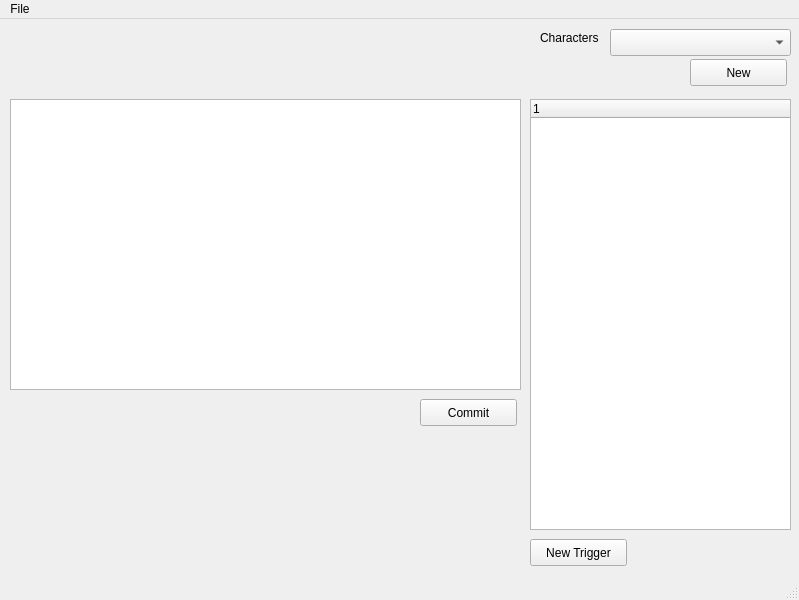
Above: tools/GameEditor/GameEditor.ui from JeremyLWright/game-components before the change. Below: the same form after it.
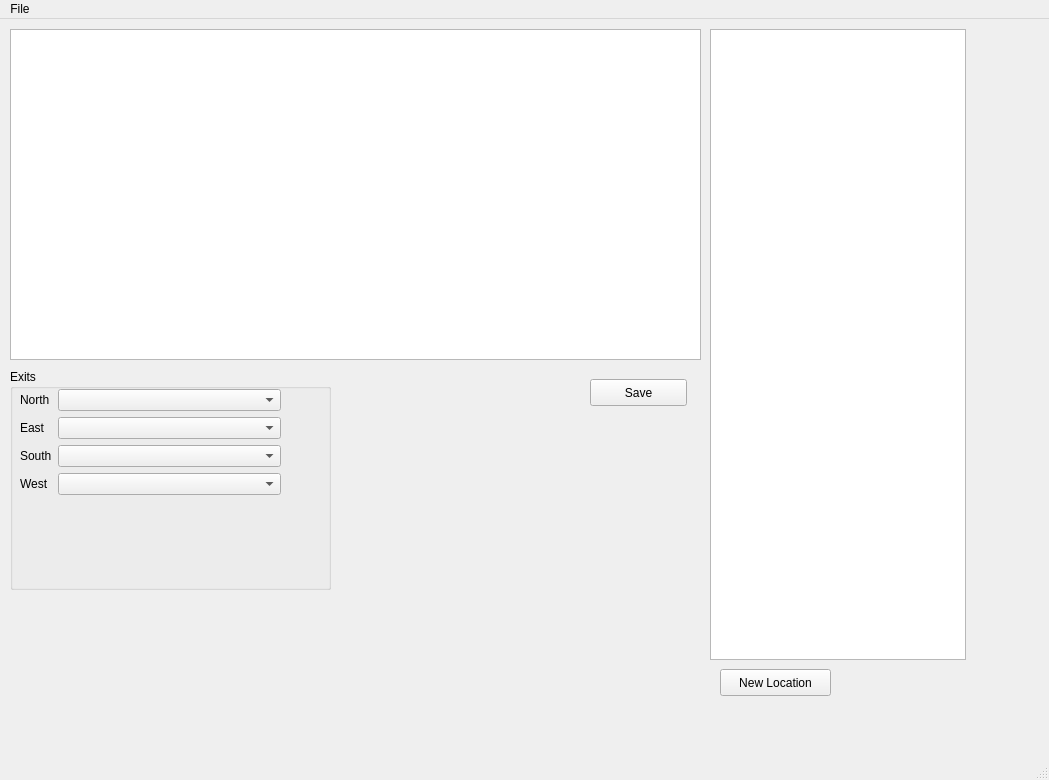
That is the form after the change.

Commit message: UI loads locations from the json database.

Diff of the .ui file:
```diff
--- a/tools/GameEditor/GameEditor.ui
+++ b/tools/GameEditor/GameEditor.ui
@@ -6,8 +6,8 @@
    <rect>
     <x>0</x>
     <y>0</y>
-    <width>799</width>
-    <height>600</height>
+    <width>1049</width>
+    <height>780</height>
    </rect>
   </property>
   <property name="windowTitle">
@@ -17,91 +17,121 @@
    <bool>false</bool>
   </property>
   <widget class="QWidget" name="centralwidget">
-   <widget class="QPushButton" name="pushButton_NewCharacter">
-    <property name="geometry">
-     <rect>
-      <x>690</x>
-      <y>40</y>
-      <width>97</width>
-      <height>27</height>
-     </rect>
-    </property>
-    <property name="text">
-     <string>New</string>
-    </property>
-   </widget>
-   <widget class="QPushButton" name="pushButton_NewTrigger">
-    <property name="geometry">
-     <rect>
-      <x>530</x>
-      <y>520</y>
-      <width>97</width>
-      <height>27</height>
-     </rect>
-    </property>
-    <property name="text">
-     <string>New Trigger</string>
-    </property>
-   </widget>
-   <widget class="QLabel" name="label_2">
-    <property name="geometry">
-     <rect>
-      <x>540</x>
-      <y>10</y>
-      <width>67</width>
-      <height>17</height>
-     </rect>
-    </property>
-    <property name="text">
-     <string>Characters</string>
-    </property>
-   </widget>
-   <widget class="QComboBox" name="comboBox">
-    <property name="geometry">
-     <rect>
-      <x>610</x>
-      <y>10</y>
-      <width>181</width>
-      <height>27</height>
-     </rect>
-    </property>
-   </widget>
-   <widget class="QTreeWidget" name="treeWidget">
-    <property name="geometry">
-     <rect>
-      <x>530</x>
-      <y>80</y>
-      <width>261</width>
-      <height>431</height>
-     </rect>
-    </property>
-    <column>
-     <property name="text">
-      <string notr="true">1</string>
-     </property>
-    </column>
-   </widget>
    <widget class="QPlainTextEdit" name="plainTextEdit">
     <property name="geometry">
      <rect>
       <x>10</x>
-      <y>80</y>
-      <width>511</width>
-      <height>291</height>
+      <y>10</y>
+      <width>691</width>
+      <height>331</height>
      </rect>
     </property>
    </widget>
    <widget class="QPushButton" name="pushButton_CommitDialogText">
     <property name="geometry">
      <rect>
-      <x>420</x>
-      <y>380</y>
+      <x>590</x>
+      <y>360</y>
       <width>97</width>
       <height>27</height>
      </rect>
     </property>
     <property name="text">
-     <string>Commit</string>
+     <string>Save</string>
+    </property>
+   </widget>
+   <widget class="QPushButton" name="buttonNewLocation">
+    <property name="geometry">
+     <rect>
+      <x>720</x>
+      <y>650</y>
+      <width>111</width>
+      <height>27</height>
+     </rect>
+    </property>
+    <property name="text">
+     <string>New Location</string>
+    </property>
+   </widget>
+   <widget class="QGroupBox" name="groupBox">
+    <property name="geometry">
+     <rect>
+      <x>10</x>
+      <y>350</y>
+      <width>321</width>
+      <height>221</height>
+     </rect>
+    </property>
+    <property name="title">
+     <string>Exits</string>
+    </property>
+    <property name="flat">
+     <bool>false</bool>
+    </property>
+    <property name="checkable">
+     <bool>false</bool>
+    </property>
+    <widget class="QWidget" name="formLayoutWidget">
+     <property name="geometry">
+      <rect>
+       <x>10</x>
+       <y>20</y>
+       <width>261</width>
+       <height>131</height>
+      </rect>
+     </property>
+     <layout class="QFormLayout" name="formLayout">
+      <item row="0" column="1">
+       <widget class="QComboBox" name="comboBoxNorthExit"/>
+      </item>
+      <item row="1" column="1">
+       <widget class="QComboBox" name="comboBoxEastExit"/>
+      </item>
+      <item row="3" column="1">
+       <widget class="QComboBox" name="comboBoxWestExit"/>
+      </item>
+      <item row="2" column="1">
+       <widget class="QComboBox" name="comboBoxSouthExit"/>
+      </item>
+      <item row="0" column="0">
+       <widget class="QLabel" name="label">
+        <property name="text">
+         <string>North</string>
+        </property>
+       </widget>
+      </item>
+      <item row="1" column="0">
+       <widget class="QLabel" name="label_2">
+        <property name="text">
+         <string>East</string>
+        </property>
+       </widget>
+      </item>
+      <item row="2" column="0">
+       <widget class="QLabel" name="label_3">
+        <property name="text">
+         <string>South</string>
+        </property>
+       </widget>
+      </item>
+      <item row="3" column="0">
+       <widget class="QLabel" name="label_4">
+        <property name="text">
+         <string>West</string>
+        </property>
+       </widget>
+      </item>
+     </layout>
+    </widget>
+   </widget>
+   <widget class="QListWidget" name="listWidgetLocations">
+    <property name="geometry">
+     <rect>
+      <x>710</x>
+      <y>10</y>
+      <width>256</width>
+      <height>631</height>
+     </rect>
     </property>
    </widget>
   </widget>
@@ -110,7 +140,7 @@
     <rect>
      <x>0</x>
      <y>0</y>
-     <width>799</width>
+     <width>1049</width>
      <height>25</height>
     </rect>
    </property>
```
Left out of the diff: 2 changed lines with no effect on the pictures. The commit also changes 3 other files.
